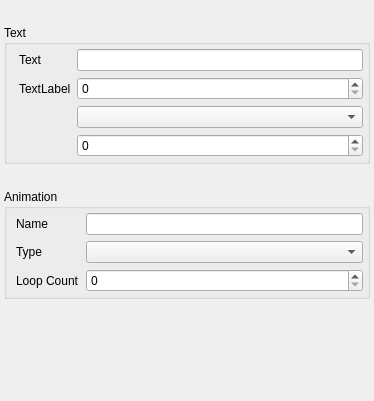
Qt-Widgets/CustomTabWidget, file source/test_forms/test_inspector.ui: the form before one commit.
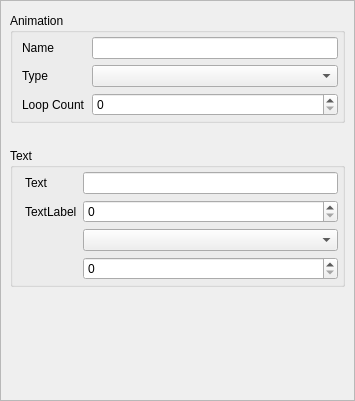
The form after the commit.

Commit message: -Added scroll area to the inspector -splitter will not be added when dropping on it self.

```diff
--- a/source/test_forms/test_inspector.ui
+++ b/source/test_forms/test_inspector.ui
@@ -6,76 +6,71 @@
    <rect>
     <x>0</x>
     <y>0</y>
-    <width>374</width>
+    <width>355</width>
     <height>401</height>
    </rect>
   </property>
+  <property name="sizePolicy">
+   <sizepolicy hsizetype="MinimumExpanding" vsizetype="Preferred">
+    <horstretch>0</horstretch>
+    <verstretch>0</verstretch>
+   </sizepolicy>
+  </property>
   <property name="windowTitle">
    <string>Form</string>
   </property>
   <layout class="QVBoxLayout" name="verticalLayout">
    <property name="spacing">
-    <number>25</number>
+    <number>-1</number>
+   </property>
+   <property name="sizeConstraint">
+    <enum>QLayout::SetDefaultConstraint</enum>
    </property>
    <property name="leftMargin">
-    <number>4</number>
+    <number>0</number>
    </property>
    <property name="topMargin">
-    <number>25</number>
+    <number>0</number>
    </property>
    <property name="rightMargin">
-    <number>4</number>
+    <number>0</number>
    </property>
    <property name="bottomMargin">
-    <number>4</number>
+    <number>0</number>
    </property>
    <item>
-    <widget class="QGroupBox" name="groupBox">
-     <property name="title">
-      <string>Text</string>
+    <widget class="QScrollArea" name="scrollArea">
+     <property name="sizePolicy">
+      <sizepolicy hsizetype="Preferred" vsizetype="Expanding">
+       <horstretch>0</horstretch>
+       <verstretch>0</verstretch>
+      </sizepolicy>
      </property>
-     <layout class="QGridLayout" name="gridLayout_2" columnstretch="0,1">
-      <property name="leftMargin">
+     <property name="horizontalScrollBarPolicy">
+      <enum>Qt::ScrollBarAlwaysOff</enum>
+     </property>
+     <property name="sizeAdjustPolicy">
+      <enum>QAbstractScrollArea::AdjustIgnored</enum>
+     </property>
+     <property name="widgetResizable">
+      <bool>true</bool>
+     </property>
+     <widget class="QWidget" name="scrollAreaWidgetContents">
+      <property name="geometry">
+       <rect>
+        <x>0</x>
+        <y>0</y>
+        <width>353</width>
+        <height>399</height>
+       </rect>
+      </property>
+      <layout class="QVBoxLayout" name="verticalLayout_2">
+       <property name="spacing">
+        <number>25</number>
+       </property>
+       <property name="topMargin">
        <number>12</number>
       </property>
-      <property name="topMargin">
-       <number>4</number>
-      </property>
-      <property name="rightMargin">
-       <number>4</number>
-      </property>
-      <property name="bottomMargin">
-       <number>4</number>
-      </property>
-      <item row="2" column="1">
-       <widget class="QComboBox" name="comboBox"/>
-      </item>
-      <item row="0" column="0">
-       <widget class="QLabel" name="label_2">
-        <property name="text">
-         <string>Text</string>
-        </property>
-       </widget>
-      </item>
-      <item row="0" column="1">
-       <widget class="QLineEdit" name="lineEdit"/>
-      </item>
-      <item row="1" column="1">
-       <widget class="QSpinBox" name="spinBox"/>
-      </item>
-      <item row="1" column="0">
-       <widget class="QLabel" name="label">
-        <property name="text">
-         <string>TextLabel</string>
-        </property>
-       </widget>
-      </item>
-      <item row="3" column="1">
-       <widget class="QSpinBox" name="spinBox_2"/>
-      </item>
-     </layout>
-    </widget>
-   </item>
    <item>
     <widget class="QGroupBox" name="groupBox_2">
      <property name="title">
@@ -124,6 +119,53 @@
      </layout>
     </widget>
    </item>
+       <item>
+        <widget class="QGroupBox" name="groupBox">
+         <property name="title">
+          <string>Text</string>
+         </property>
+         <layout class="QGridLayout" name="gridLayout_2" columnstretch="0,1">
+          <property name="leftMargin">
+           <number>12</number>
+          </property>
+          <property name="topMargin">
+           <number>4</number>
+          </property>
+          <property name="rightMargin">
+           <number>4</number>
+          </property>
+          <property name="bottomMargin">
+           <number>4</number>
+          </property>
+          <item row="2" column="1">
+           <widget class="QComboBox" name="comboBox"/>
+          </item>
+          <item row="0" column="0">
+           <widget class="QLabel" name="label_2">
+            <property name="text">
+             <string>Text</string>
+            </property>
+           </widget>
+          </item>
+          <item row="0" column="1">
+           <widget class="QLineEdit" name="lineEdit"/>
+          </item>
+          <item row="1" column="1">
+           <widget class="QSpinBox" name="spinBox"/>
+          </item>
+          <item row="1" column="0">
+           <widget class="QLabel" name="label">
+            <property name="text">
+             <string>TextLabel</string>
+            </property>
+           </widget>
+          </item>
+          <item row="3" column="1">
+           <widget class="QSpinBox" name="spinBox_2"/>
+          </item>
+         </layout>
+        </widget>
+       </item>
    <item>
     <spacer name="verticalSpacer">
      <property name="orientation">
@@ -136,6 +178,10 @@
       </size>
      </property>
     </spacer>
+       </item>
+      </layout>
+     </widget>
+    </widget>
    </item>
   </layout>
  </widget>
```
Left out of the diff: 2 changed lines with no effect on the pictures. Lines whose indentation alone changed are shown as unchanged. The commit also changes 1 other file.
